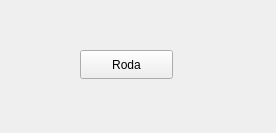
Before: the Qt Designer form mainwindow.ui in devTonyWanderley/geral, drawn with Qt 5.
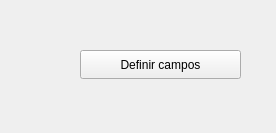
After: the same form once the commit is applied.

Diff of the .ui file:
```diff
--- a/mainwindow.ui
+++ b/mainwindow.ui
@@ -19,12 +19,12 @@
      <rect>
       <x>80</x>
       <y>50</y>
-      <width>93</width>
+      <width>161</width>
       <height>29</height>
      </rect>
     </property>
     <property name="text">
-     <string>Roda</string>
+     <string>Definir campos</string>
     </property>
    </widget>
   </widget>
```
